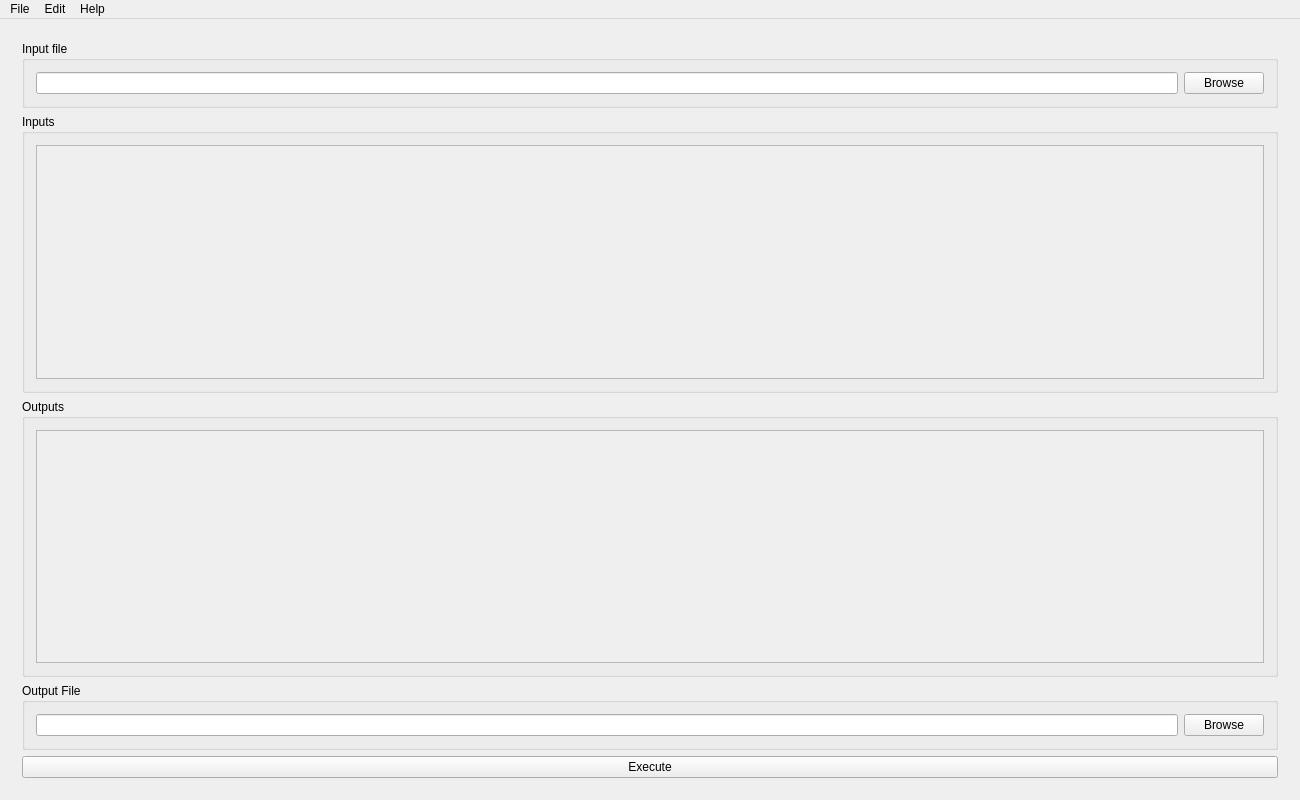
Above: ui/MainWindow.ui from JuBiotech/MooViE before the change. Below: the same form after it.
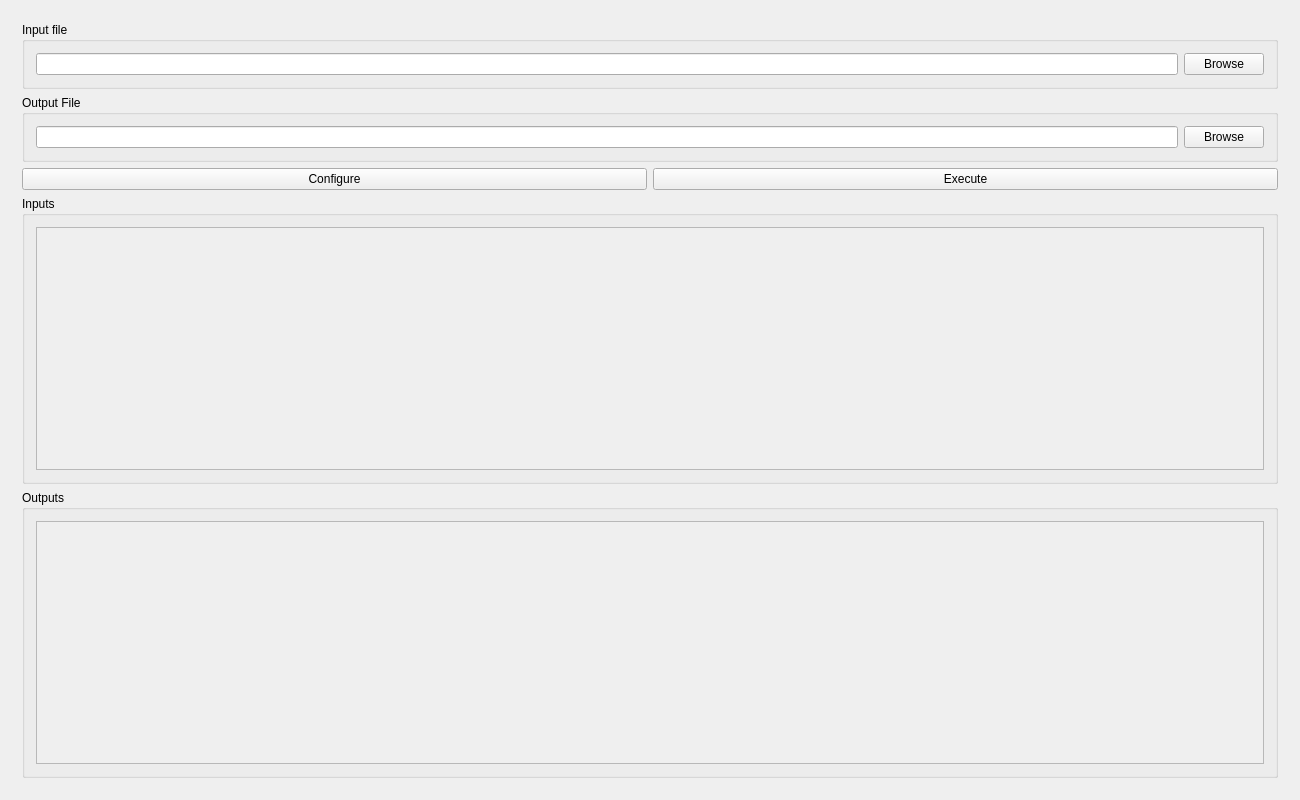
That is the form after the change.

Commit message:
Change desktop layout
Deleted Toolbar. Reordering:
- Input areas for input/output files
- Configure/execution button
- List of input/output variables

Diff of the .ui file:
```diff
--- a/ui/MainWindow.ui
+++ b/ui/MainWindow.ui
@@ -39,6 +39,55 @@
            </layout>
           </widget>
          </item>
+         <item>
+          <widget class="QGroupBox" name="output_file_grp">
+           <property name="title">
+            <string>Output File</string>
+           </property>
+           <layout class="QHBoxLayout" name="output_file_lay">
+            <item>
+             <widget class="QLineEdit" name="output_file_txt"/>
+            </item>
+            <item>
+             <widget class="QPushButton" name="output_file_btn">
+              <property name="text">
+               <string>Browse</string>
+              </property>
+             </widget>
+            </item>
+           </layout>
+          </widget>
+         </item>
+         <item>
+          <layout class="QHBoxLayout" name="action_lay">
+           <item>
+            <widget class="QPushButton" name="config_btn">
+             <property name="sizePolicy">
+              <sizepolicy hsizetype="Preferred" vsizetype="Preferred">
+               <horstretch>0</horstretch>
+               <verstretch>0</verstretch>
+              </sizepolicy>
+             </property>
+             <property name="text">
+              <string>Configure</string>
+             </property>
+            </widget>
+           </item>
+           <item>
+            <widget class="QPushButton" name="execute_btn">
+             <property name="sizePolicy">
+              <sizepolicy hsizetype="Preferred" vsizetype="Preferred">
+               <horstretch>0</horstretch>
+               <verstretch>0</verstretch>
+              </sizepolicy>
+             </property>
+             <property name="text">
+              <string>Execute</string>
+             </property>
+            </widget>
+           </item>
+          </layout>
+         </item>
          <item>
           <widget class="QGroupBox" name="inputs_grp">
            <property name="title">
@@ -91,38 +140,6 @@
            </layout>
           </widget>
          </item>
-         <item>
-          <widget class="QGroupBox" name="output_file_grp">
-           <property name="title">
-            <string>Output File</string>
-           </property>
-           <layout class="QHBoxLayout" name="horizontalLayout_3">
-            <item>
-             <widget class="QLineEdit" name="output_file_txt"/>
-            </item>
-            <item>
-             <widget class="QPushButton" name="output_file_btn">
-              <property name="text">
-               <string>Browse</string>
-              </property>
-             </widget>
-            </item>
-           </layout>
-          </widget>
-         </item>
-         <item>
-          <widget class="QPushButton" name="execute_btn">
-           <property name="sizePolicy">
-            <sizepolicy hsizetype="Preferred" vsizetype="Preferred">
-             <horstretch>0</horstretch>
-             <verstretch>0</verstretch>
-            </sizepolicy>
-           </property>
-           <property name="text">
-            <string>Execute</string>
-           </property>
-          </widget>
-         </item>
         </layout>
        </widget>
       </item>
@@ -130,52 +147,6 @@
     </item>
    </layout>
   </widget>
-  <widget class="QMenuBar" name="menuBar">
-   <property name="geometry">
-    <rect>
-     <x>0</x>
-     <y>0</y>
-     <width>1300</width>
-     <height>22</height>
-    </rect>
-   </property>
-   <widget class="QMenu" name="menuMooViE_Desktop">
-    <property name="title">
-     <string>File</string>
-    </property>
-   </widget>
-   <widget class="QMenu" name="menuEdit">
-    <property name="title">
-     <string>Edit</string>
-    </property>
-    <addaction name="actionConfiguration"/>
-   </widget>
-   <widget class="QMenu" name="menuHelp">
-    <property name="title">
-     <string>Help</string>
-    </property>
-    <addaction name="actionUser_Manual"/>
-    <addaction name="actionAbout"/>
-   </widget>
-   <addaction name="menuMooViE_Desktop"/>
-   <addaction name="menuEdit"/>
-   <addaction name="menuHelp"/>
-  </widget>
-  <action name="actionConfiguration">
-   <property name="text">
-    <string>Configuration</string>
-   </property>
-  </action>
-  <action name="actionUser_Manual">
-   <property name="text">
-    <string>User Manual</string>
-   </property>
-  </action>
-  <action name="actionAbout">
-   <property name="text">
-    <string>About</string>
-   </property>
-  </action>
  </widget>
  <layoutdefault spacing="6" margin="11"/>
  <resources/>
```
Left out of the diff: 2 changed lines with no effect on the pictures. The commit also changes 2 other files.
